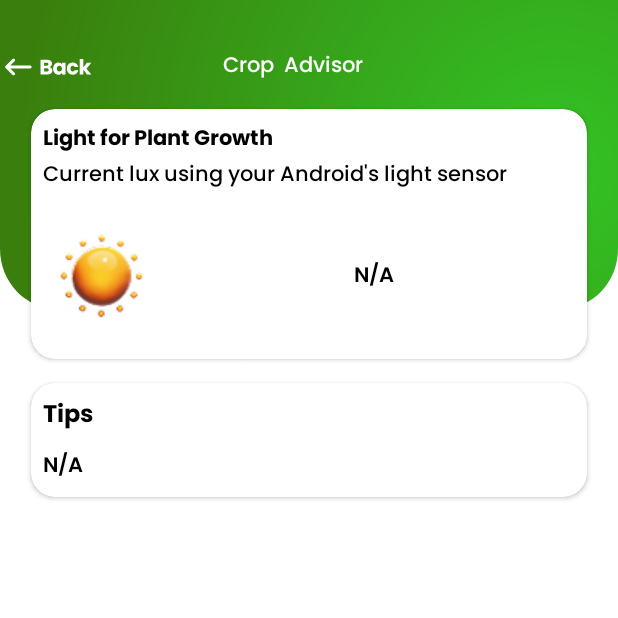
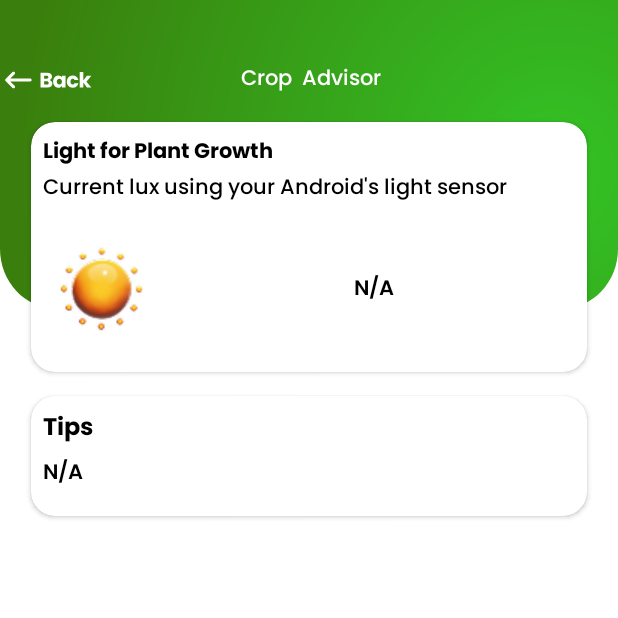
Before and after one commit to Suganthan130/Smart-Harvest, an Android app: the CropAdvisorActivity screen opened directly, with no data from a screen before it, on a phone screen of 412 x 824 dp, the top half of it. Run offline under Robolectric (Android 15) with nearby library versions, the phone set to English and light mode, and no system bars; our stand-ins replace Dagger/Hilt's generated code; 4 statements that could not run were skipped.

Commit message:
Refactor: Remove emojis and adjust UI in Crop Advisor
This commit makes the following changes to the Crop Advisor feature:

- **CropAdvisorRepository:** Removed emojis from the crop advice strings in `getAdvice()`.
- **CropAdvisorActivity:** Added a back button (`iv_back`) click listener to finish the activity.
- **activity_crop_advisor.xml:**
    - Adjusted the constraints and width of `tv_pdf_name` (now `wrap_content` and centered relative to `iv_back`).
    - Changed the top and bottom margins of `tv_tips`.
    - Updated the horizontal guideline percentage from 0.04 to 0.05.

```diff
--- a/app/src/main/java/lk/sugaapps/smartharvest/ui/activities/CropAdvisorActivity.java
+++ b/app/src/main/java/lk/sugaapps/smartharvest/ui/activities/CropAdvisorActivity.java
@@ -2,6 +2,7 @@ package lk.sugaapps.smartharvest.ui.activities;
 
 import android.annotation.SuppressLint;
 import android.os.Bundle;
+import android.view.View;
 
 import androidx.activity.EdgeToEdge;
 import androidx.appcompat.app.AppCompatActivity;
@@ -47,5 +48,12 @@ public class CropAdvisorActivity extends AppCompatActivity {
             }
         });
 
+        binding.ivBack.setOnClickListener(new View.OnClickListener() {
+            @Override
+            public void onClick(View v) {
+                finish();
+            }
+        });
+
     }
 }
--- a/app/src/main/res/layout/activity_crop_advisor.xml
+++ b/app/src/main/res/layout/activity_crop_advisor.xml
@@ -27,14 +27,15 @@
 
     <TextView
         android:id="@+id/tv_pdf_name"
-        android:layout_width="0dp"
+        android:layout_width="wrap_content"
         android:layout_height="wrap_content"
         android:fontFamily="@font/poppins_medium"
         android:text="Crop  Advisor"
         android:textAlignment="center"
         android:textColor="@color/white"
         app:layout_constraintEnd_toStartOf="@+id/guideline19"
-        app:layout_constraintStart_toStartOf="parent"
+        app:layout_constraintHorizontal_bias="0.42"
+        app:layout_constraintStart_toEndOf="@+id/iv_back"
         app:layout_constraintTop_toTopOf="@+id/iv_back" />
 
     <ImageView
@@ -156,7 +157,8 @@
                 android:id="@+id/tv_tips"
                 android:layout_width="match_parent"
                 android:layout_height="wrap_content"
-                android:layout_marginTop="8dp"
+                android:layout_marginTop="4dp"
+                android:layout_marginBottom="8dp"
                 android:fontFamily="@font/poppins_semi_bold"
                 android:text="N/A"
                 android:textColor="@color/black" />
@@ -168,6 +170,6 @@
         android:layout_width="wrap_content"
         android:layout_height="wrap_content"
         android:orientation="horizontal"
-        app:layout_constraintGuide_percent="0.04" />
+        app:layout_constraintGuide_percent="0.05" />
 
 </androidx.constraintlayout.widget.ConstraintLayout>
```
Also changed, not shown: app/src/main/java/lk/sugaapps/smartharvest/data/repo/CropAdvisorRepository.java (+7 -7 lines).
